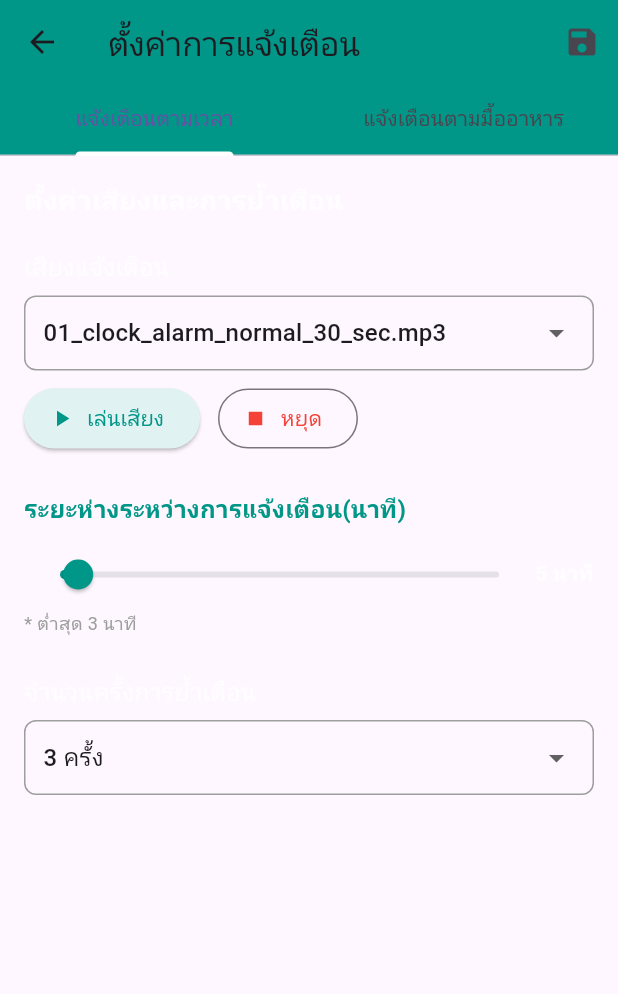
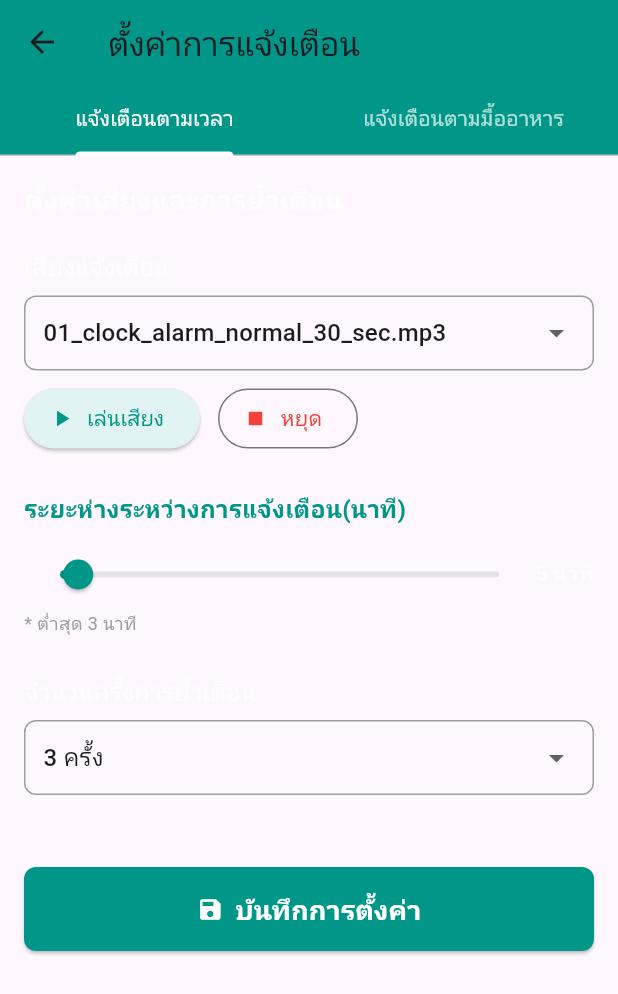
Before and after one commit to so-big/pillmate, a Flutter app: the NortificationSettingPage screen opened directly, on a phone screen of 412 x 824 dp. Shown: the top 994 px of the screen. Run offline on Flutter 3.47's test engine with Material 3 defaults, Android fonts, the phone set to English and light mode, and no system bars; our stand-ins replace audioplayers, flutter_local_notifications, image_picker, sqflite, sqflite_common_ffi, timezone; missing offline and left inert: flutter_nfc_kit, ndef; accounts and stored records are empty.

Commit message:
แก้ไขหน้าตาแอพ หน้า Norti Setup

```diff
--- a/lib/nortification_setting.dart
+++ b/lib/nortification_setting.dart
@@ -4,7 +4,6 @@ import 'dart:convert';
 import 'dart:io';
 
 import 'package:flutter/material.dart';
-// import 'package:flutter/services.dart'; // ไม่ใช้แล้ว
 import 'package:path_provider/path_provider.dart';
 import 'package:audioplayers/audioplayers.dart';
 
@@ -23,12 +22,11 @@ class _NortificationSettingPageState extends State<NortificationSettingPage> {
   final AudioPlayer _audioPlayer = AudioPlayer();
 
   // ✅ 1. รายชื่อไฟล์เสียง (Hardcode ตามชื่อไฟล์จริง)
-  // ⚠️ สำคัญ: ชื่อตรงนี้ต้องตรงกับชื่อไฟล์ใน assets/sound_norti/ ทุกตัวอักษร
   final List<String> _availableSounds = const [
     'assets/sound_norti/01_clock_alarm_normal_30_sec.mp3', // ⬅️ เริ่มที่ 01
     'assets/sound_norti/02_clock_alarm_normal_1_min.mp3',
     'assets/sound_norti/03_clock_alarm_normal_1.30_min.mp3',
-    'assets/sound_norti/04_clock_alarm_continue_30_sec.mp3', // *ย้ายขึ้นมา*
+    'assets/sound_norti/04_ clock_alarm_continue_30_sec.mp3', // *ย้ายขึ้นมา*
     'assets/sound_norti/05_clock_alarm_continue_1_min.mp3',
     'assets/sound_norti/06_clock_alarm_continue_1.30_min.mp3',
   ];
@@ -142,6 +140,9 @@ class _NortificationSettingPageState extends State<NortificationSettingPage> {
 
   Future<void> _saveSettings() async {
     try {
+      // ⚠️ ก่อนบันทึกให้หยุดเสียง Preview ก่อน
+      await _audioPlayer.stop();
+
       final dir = await getApplicationDocumentsDirectory();
       final file = File('${dir.path}/pillmate/appstatus.json');
 
@@ -188,7 +189,30 @@ class _NortificationSettingPageState extends State<NortificationSettingPage> {
   }
 
   String _getFileName(String path) {
+    // ตัด path ยาวๆ ให้เหลือแค่ชื่อไฟล์
     return path.split('/').last;
+  }
+
+  // ✅ NEW: Widget ปุ่มบันทึกขนาดเต็มจอ
+  Widget _buildSaveButton() {
+    return Container(
+      padding: const EdgeInsets.symmetric(vertical: 16.0),
+      width: double.infinity,
+      child: ElevatedButton.icon(
+        onPressed: _saveSettings,
+        icon: const Icon(Icons.save),
+        label: const Text(
+          'บันทึกการตั้งค่า',
+          style: TextStyle(fontSize: 18, fontWeight: FontWeight.bold),
+        ),
+        style: ElevatedButton.styleFrom(
+          backgroundColor: Colors.teal,
+          foregroundColor: Colors.white,
+          padding: const EdgeInsets.symmetric(vertical: 15),
+          shape: RoundedRectangleBorder(borderRadius: BorderRadius.circular(8)),
+        ),
+      ),
+    );
   }
 
   @override
@@ -204,19 +228,16 @@ class _NortificationSettingPageState extends State<NortificationSettingPage> {
           title: const Text('ตั้งค่าการแจ้งเตือน'),
           backgroundColor: Colors.teal,
           bottom: const TabBar(
+            labelColor: Colors.white,
+            unselectedLabelColor: Colors.white70,
+            indicatorColor: Colors.white,
             tabs: [
               Tab(text: 'แจ้งเตือนตามเวลา'),
               Tab(text: 'แจ้งเตือนตามมื้ออาหาร'),
             ],
-            indicatorColor: Colors.white,
           ),
-          actions: [
-            IconButton(
-              icon: const Icon(Icons.save),
-              onPressed: _saveSettings,
-              tooltip: 'บันทึก',
-            ),
-          ],
+          // ❌ ลบปุ่มบันทึกออกจาก AppBar actions
+          actions: const [],
         ),
         body: TabBarView(
           children: [_buildTimeModeView(), _buildMealModeView()],
@@ -323,6 +344,12 @@ class _NortificationSettingPageState extends State<NortificationSettingPage> {
               ),
             ),
           ),
+
+          // ✅ เพิ่มช่องว่างก่อนปุ่มบันทึก
+          const SizedBox(height: 32),
+
+          // ✅ NEW: ปุ่มบันทึก
+          _buildSaveButton(),
         ],
       ),
     );
@@ -377,6 +404,12 @@ class _NortificationSettingPageState extends State<NortificationSettingPage> {
             time: _dinnerTime,
             onChanged: (newTime) => setState(() => _dinnerTime = newTime),
           ),
+
+          // ✅ เพิ่มช่องว่างก่อนปุ่มบันทึก
+          const SizedBox(height: 32),
+
+          // ✅ NEW: ปุ่มบันทึก
+          _buildSaveButton(),
         ],
       ),
     );
```
